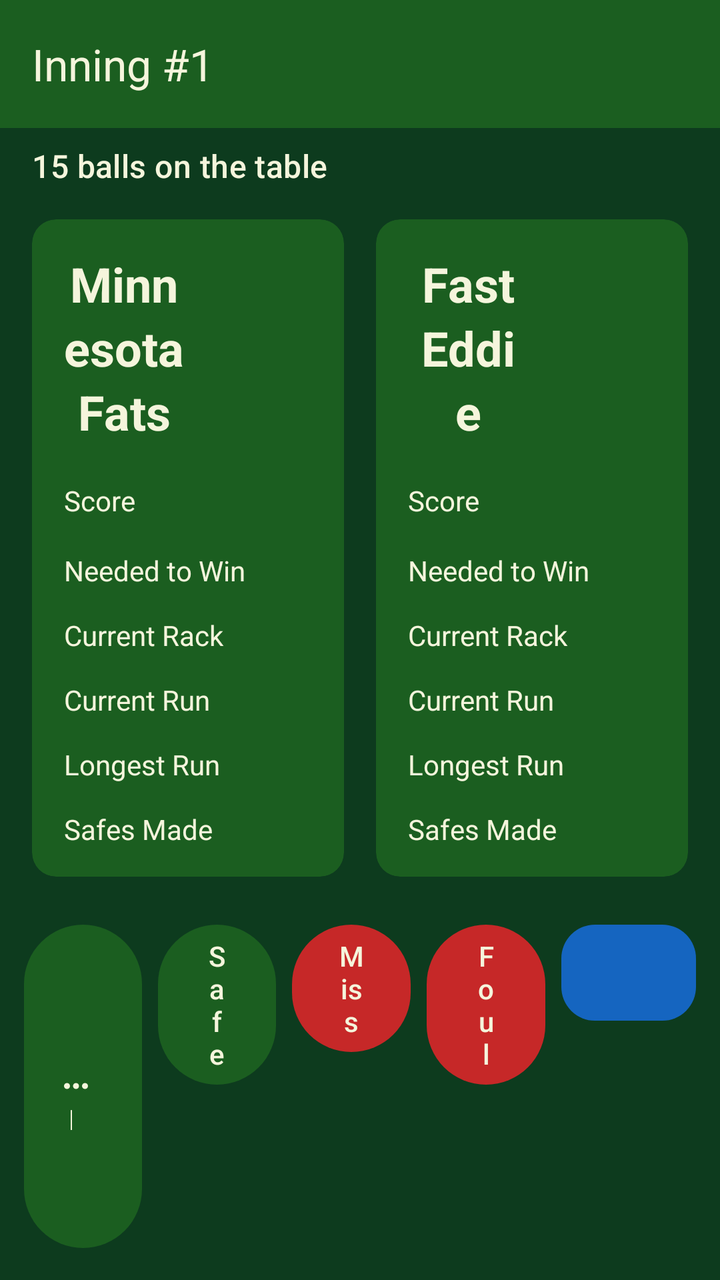
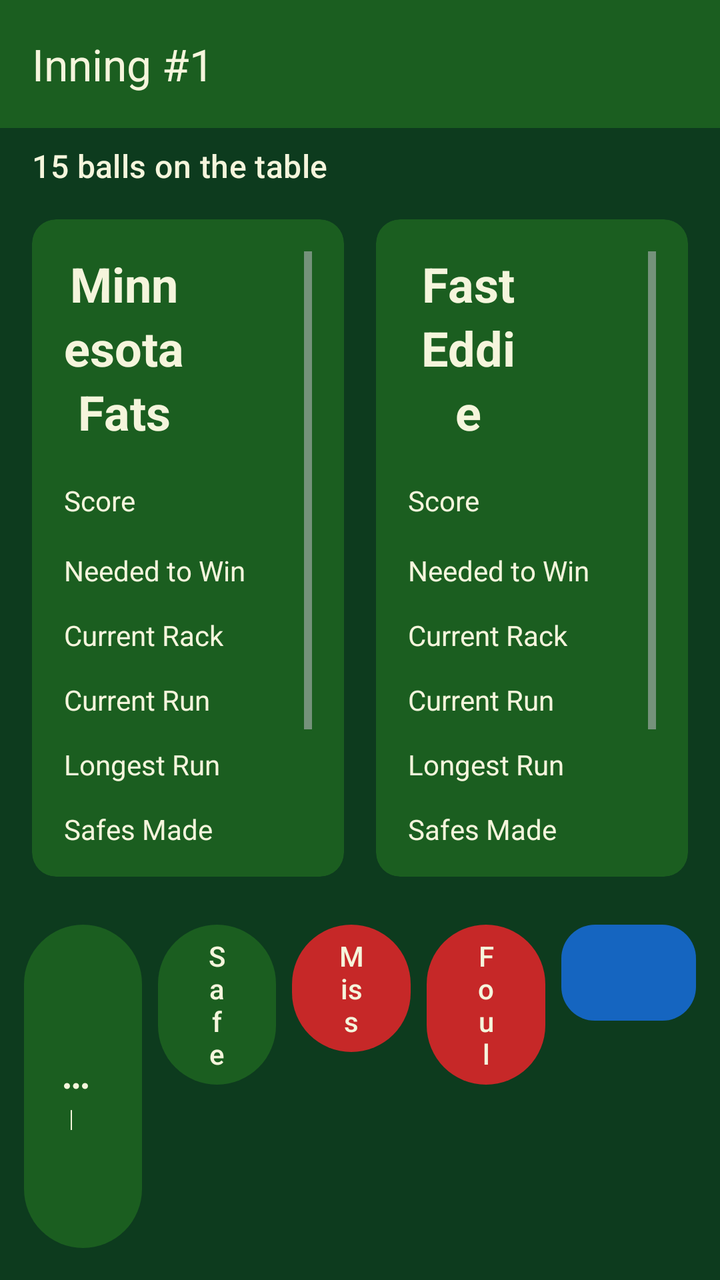

An Android layout rendered at two revisions. The XML below is the earlier revision; the diff shows what the commit changed to produce the second picture.
<!-- AndroidManifest.xml: application theme Theme.PoolScorekeeper -->
<!-- res/layout/activity_score_straight_pool.xml -->
<?xml version="1.0" encoding="utf-8"?>
<LinearLayout xmlns:android="http://schemas.android.com/apk/res/android"
    xmlns:app="http://schemas.android.com/apk/res-auto"
    android:id="@+id/scoreRoot"
    android:layout_width="match_parent"
    android:layout_height="match_parent"
    android:background="@color/felt_dark"
    android:orientation="vertical">

    <com.google.android.material.appbar.MaterialToolbar
        android:id="@+id/scoreToolbar"
        android:layout_width="match_parent"
        android:layout_height="wrap_content"
        android:background="@color/felt_green"
        android:minHeight="?attr/actionBarSize"
        app:title="@string/default_inning_text"
        app:titleTextColor="@color/ivory" />

    <LinearLayout
        android:layout_width="match_parent"
        android:layout_height="wrap_content"
        android:gravity="center_vertical"
        android:orientation="horizontal"
        android:paddingStart="16dp"
        android:paddingEnd="16dp"
        android:paddingTop="8dp"
        android:paddingBottom="8dp">

        <TextView
            android:id="@+id/ballsOnTheTable"
            android:layout_width="match_parent"
            android:layout_height="wrap_content"
            android:text="@string/default_balls_left_on_the_table"
            android:textAppearance="@style/TextAppearance.Material3.TitleMedium"
            android:textColor="@color/ivory" />
    </LinearLayout>

    <LinearLayout
        android:layout_width="match_parent"
        android:layout_height="0dp"
        android:layout_weight="1"
        android:orientation="horizontal"
        android:paddingStart="8dp"
        android:paddingEnd="8dp">

        <com.google.android.material.card.MaterialCardView
            android:id="@+id/player1Card"
            android:layout_width="0dp"
            android:layout_height="match_parent"
            android:layout_margin="8dp"
            android:layout_weight="1"
            app:cardBackgroundColor="@color/inactive_player"
            app:cardCornerRadius="12dp"
            app:contentPadding="16dp"
            app:strokeColor="@color/active_player"
            app:strokeWidth="0dp">

            <TableLayout
                android:layout_width="match_parent"
                android:layout_height="match_parent"
                android:stretchColumns="1">

                <TableRow>
                    <TextView
                        android:id="@+id/player1Name"
                        android:layout_width="0dp"
                        android:layout_weight="1"
                        android:gravity="center"
                        android:text="@string/default_player1Name"
                        android:textAppearance="@style/TextAppearance.Material3.HeadlineSmall"
                        android:textColor="@color/ivory"
                        android:textStyle="bold" />

                    <TextView
                        android:id="@+id/player1TurnClock"
                        android:gravity="end|center_vertical"
                        android:minWidth="64dp"
                        android:paddingStart="8dp"
                        android:textAppearance="@style/TextAppearance.Material3.TitleMedium"
                        android:textColor="@color/ivory" />
                </TableRow>

                <TableRow>
                    <TextView
                        style="@style/Widget.Pool.StatLabel"
                        android:text="@string/game_total" />
                    <TextView
                        android:id="@+id/player1Score"
                        style="@style/Widget.Pool.StatValue"
                        android:text="0"
                        android:textSize="28sp" />
                </TableRow>

                <TableRow>
                    <TextView
                        style="@style/Widget.Pool.StatLabel"
                        android:text="@string/points_needed" />
                    <TextView
                        android:id="@+id/player1PointsToWin"
                        style="@style/Widget.Pool.StatValue"
                        android:text="50" />
                </TableRow>

                <TableRow>
                    <TextView
                        style="@style/Widget.Pool.StatLabel"
                        android:text="@string/current_rack_total" />
                    <TextView
                        android:id="@+id/player1BallsThisRack"
                        style="@style/Widget.Pool.StatValue"
                        android:text="0" />
                </TableRow>

                <TableRow>
                    <TextView
                        style="@style/Widget.Pool.StatLabel"
                        android:text="@string/current_run" />
                    <TextView
                        android:id="@+id/player1CurrentRun"
                        style="@style/Widget.Pool.StatValue"
                        android:text="0" />
                </TableRow>

                <TableRow>
                    <TextView
                        style="@style/Widget.Pool.StatLabel"
                        android:text="@string/longest_run" />
                    <TextView
                        android:id="@+id/player1LongestRun"
                        style="@style/Widget.Pool.StatValue"
                        android:text="0" />
                </TableRow>

                <TableRow>
                    <TextView
                        style="@style/Widget.Pool.StatLabel"
                        android:text="@string/safes_made" />
                    <TextView
                        android:id="@+id/player1SafesMade"
                        style="@style/Widget.Pool.StatValue"
                        android:text="0" />
                </TableRow>

                <TableRow>
                    <TextView
                        style="@style/Widget.Pool.StatLabel"
                        android:text="@string/consecutive_fouls" />
                    <TextView
                        android:id="@+id/player1ConsecutiveFouls"
                        style="@style/Widget.Pool.StatValue"
                        android:text="0" />
                </TableRow>

                <TableRow>
                    <TextView
                        style="@style/Widget.Pool.StatLabel"
                        android:text="@string/total_fouls" />
                    <TextView
                        android:id="@+id/player1TotalFouls"
                        style="@style/Widget.Pool.StatValue"
                        android:text="0" />
                </TableRow>
            </TableLayout>
        </com.google.android.material.card.MaterialCardView>

        <com.google.android.material.card.MaterialCardView
            android:id="@+id/player2Card"
            android:layout_width="0dp"
            android:layout_height="match_parent"
            android:layout_margin="8dp"
            android:layout_weight="1"
            app:cardBackgroundColor="@color/inactive_player"
            app:cardCornerRadius="12dp"
            app:contentPadding="16dp"
            app:strokeColor="@color/active_player"
            app:strokeWidth="0dp">

            <TableLayout
                android:layout_width="match_parent"
                android:layout_height="match_parent"
                android:stretchColumns="1">

                <TableRow>
                    <TextView
                        android:id="@+id/player2Name"
                        android:layout_width="0dp"
                        android:layout_weight="1"
                        android:gravity="center"
                        android:text="@string/default_player2Name"
                        android:textAppearance="@style/TextAppearance.Material3.HeadlineSmall"
                        android:textColor="@color/ivory"
                        android:textStyle="bold" />

                    <TextView
                        android:id="@+id/player2TurnClock"
                        android:gravity="end|center_vertical"
                        android:minWidth="64dp"
                        android:paddingStart="8dp"
                        android:textAppearance="@style/TextAppearance.Material3.TitleMedium"
                        android:textColor="@color/ivory" />
                </TableRow>

                <TableRow>
                    <TextView
                        style="@style/Widget.Pool.StatLabel"
                        android:text="@string/game_total" />
                    <TextView
                        android:id="@+id/player2Score"
                        style="@style/Widget.Pool.StatValue"
                        android:text="0"
                        android:textSize="28sp" />
                </TableRow>

                <TableRow>
                    <TextView
                        style="@style/Widget.Pool.StatLabel"
                        android:text="@string/points_needed" />
                    <TextView
                        android:id="@+id/player2PointsToWin"
                        style="@style/Widget.Pool.StatValue"
                        android:text="50" />
                </TableRow>

                <TableRow>
                    <TextView
                        style="@style/Widget.Pool.StatLabel"
                        android:text="@string/current_rack_total" />
                    <TextView
                        android:id="@+id/player2BallsThisRack"
                        style="@style/Widget.Pool.StatValue"
                        android:text="0" />
                </TableRow>

                <TableRow>
                    <TextView
                        style="@style/Widget.Pool.StatLabel"
                        android:text="@string/current_run" />
                    <TextView
                        android:id="@+id/player2CurrentRun"
                        style="@style/Widget.Pool.StatValue"
                        android:text="0" />
                </TableRow>

                <TableRow>
                    <TextView
                        style="@style/Widget.Pool.StatLabel"
                        android:text="@string/longest_run" />
                    <TextView
                        android:id="@+id/player2LongestRun"
                        style="@style/Widget.Pool.StatValue"
                        android:text="0" />
                </TableRow>

                <TableRow>
                    <TextView
                        style="@style/Widget.Pool.StatLabel"
                        android:text="@string/safes_made" />
                    <TextView
                        android:id="@+id/player2SafesMade"
                        style="@style/Widget.Pool.StatValue"
                        android:text="0" />
                </TableRow>

                <TableRow>
                    <TextView
                        style="@style/Widget.Pool.StatLabel"
                        android:text="@string/consecutive_fouls" />
                    <TextView
                        android:id="@+id/player2ConsecutiveFouls"
                        style="@style/Widget.Pool.StatValue"
                        android:text="0" />
                </TableRow>

                <TableRow>
                    <TextView
                        style="@style/Widget.Pool.StatLabel"
                        android:text="@string/total_fouls" />
                    <TextView
                        android:id="@+id/player2TotalFouls"
                        style="@style/Widget.Pool.StatValue"
                        android:text="0" />
                </TableRow>
            </TableLayout>
        </com.google.android.material.card.MaterialCardView>
    </LinearLayout>

    <TextView
        android:id="@+id/shotMadeHint"
        android:layout_width="wrap_content"
        android:layout_height="wrap_content"
        android:layout_gravity="start"
        android:layout_marginStart="12dp"
        android:layout_marginEnd="16dp"
        android:maxWidth="320dp"
        android:background="@drawable/hint_bubble"
        android:elevation="6dp"
        android:paddingStart="12dp"
        android:paddingTop="12dp"
        android:paddingEnd="12dp"
        android:paddingBottom="20dp"
        android:text="@string/shot_made_long_press_hint"
        android:textAppearance="@style/TextAppearance.Material3.BodyMedium"
        android:textColor="@color/felt_dark"
        android:visibility="gone" />

    <LinearLayout
        android:layout_width="match_parent"
        android:layout_height="wrap_content"
        android:orientation="horizontal"
        android:padding="8dp">

        <LinearLayout
            android:id="@+id/playingActions"
            android:layout_width="0dp"
            android:layout_height="wrap_content"
            android:layout_weight="4"
            android:orientation="horizontal">

            <com.google.android.material.button.MaterialButton
                android:id="@+id/shotMadeButton"
                style="@style/Widget.Pool.ActionButton"
                android:contentDescription="@string/shot_made_accessibility"
                android:onClick="shotMadeButtonClicked"
                android:text="@string/shot_made"
                app:icon="@drawable/ic_more_horiz"
                app:iconGravity="end"
                app:iconPadding="4dp"
                app:iconSize="18dp"
                app:iconTint="@color/ivory" />

            <com.google.android.material.button.MaterialButton
                android:id="@+id/safeMadeButton"
                style="@style/Widget.Pool.ActionButton"
                android:onClick="safeMadeButtonClicked"
                android:text="@string/safe_made" />

            <com.google.android.material.button.MaterialButton
                android:id="@+id/missedShotButton"
                style="@style/Widget.Pool.DangerButton"
                android:onClick="missedShotButtonClicked"
                android:text="@string/missed_shot" />

            <com.google.android.material.button.MaterialButton
                android:id="@+id/foulButton"
                style="@style/Widget.Pool.DangerButton"
                android:onClick="foulButtonClicked"
                android:text="@string/foul" />
        </LinearLayout>

        <LinearLayout
            android:id="@+id/gameOverActions"
            android:layout_width="0dp"
            android:layout_height="wrap_content"
            android:layout_weight="4"
            android:orientation="horizontal"
            android:visibility="gone">

            <com.google.android.material.button.MaterialButton
                android:id="@+id/newGameButton"
                style="@style/Widget.Pool.ActionButton"
                android:onClick="newGameButtonClicked"
                android:text="@string/new_game" />

            <com.google.android.material.button.MaterialButton
                android:id="@+id/gameSummaryButton"
                style="@style/Widget.Pool.ActionButton"
                android:onClick="gameSummaryButtonClicked"
                android:text="@string/game_summary" />
        </LinearLayout>

        <LinearLayout
            android:layout_width="0dp"
            android:layout_height="wrap_content"
            android:layout_margin="4dp"
            android:layout_weight="1"
            android:minHeight="56dp"
            android:orientation="horizontal">

            <com.google.android.material.button.MaterialButton
                android:id="@+id/undoButton"
                style="@style/Widget.Pool.SplitButton.Left"
                android:layout_marginEnd="1dp"
                android:contentDescription="@string/undo"
                android:enabled="false"
                android:onClick="undoButtonClicked"
                android:text="@string/undo_symbol" />

            <com.google.android.material.button.MaterialButton
                android:id="@+id/redoButton"
                style="@style/Widget.Pool.SplitButton.Right"
                android:contentDescription="@string/redo"
                android:enabled="false"
                android:onClick="redoButtonClicked"
                android:text="@string/redo_symbol" />
        </LinearLayout>
    </LinearLayout>

</LinearLayout>
<!-- resources referenced by this layout -->
<resources>
  <color name="active_player">#FFC107</color>
  <color name="felt_dark">#0D3B1E</color>
  <color name="felt_green">#1B5E20</color>
  <color name="inactive_player">#1B5E20</color>
  <color name="ivory">#F5F5DC</color>
  <string name="consecutive_fouls">Consecutive Fouls</string>
  <string name="current_rack_total">Current Rack</string>
  <string name="current_run">Current Run</string>
  <string name="default_balls_left_on_the_table">15 balls on the table</string>
  <string name="default_inning_text">Inning #1</string>
  <string name="default_player1Name">Minnesota Fats</string>
  <string name="default_player2Name">Fast Eddie</string>
  <string name="foul">Foul</string>
  <string name="game_summary">Game Summary</string>
  <string name="game_total">Score</string>
  <string name="longest_run">Longest Run</string>
  <string name="missed_shot">Miss</string>
  <string name="new_game">New Game</string>
  <string name="points_needed">Needed to Win</string>
  <string name="redo">Redo</string>
  <string name="redo_symbol">&gt;</string>
  <string name="safe_made">Safe</string>
  <string name="safes_made">Safes Made</string>
  <string name="shot_made">Shot Made</string>
  <string name="shot_made_accessibility">Shot Made. Long-press to enter several balls on one shot</string>
  <string name="shot_made_long_press_hint">Long-press Shot Made to enter several balls on one shot</string>
  <string name="total_fouls">Total Fouls</string>
  <string name="undo">Undo</string>
  <string name="undo_symbol">&lt;</string>
  <style name="Widget.Pool.ActionButton" parent="Widget.Material3.Button">
          <item name="android:layout_width">0dp</item>
          <item name="android:layout_height">wrap_content</item>
          <item name="android:layout_weight">1</item>
          <item name="android:minHeight">56dp</item>
          <item name="android:layout_margin">4dp</item>
          <item name="android:textAllCaps">false</item>
      </style>
  <style name="Widget.Pool.DangerButton" parent="Widget.Pool.ActionButton">
          <item name="backgroundTint">@color/miss_button</item>
          <item name="android:textColor">@color/ivory</item>
      </style>
  <style name="Widget.Pool.SplitButton.Left">
          <item name="shapeAppearanceOverlay">@style/ShapeAppearance.Pool.SplitLeft</item>
      </style>
  <style name="Widget.Pool.SplitButton.Right">
          <item name="shapeAppearanceOverlay">@style/ShapeAppearance.Pool.SplitRight</item>
      </style>
  <style name="Widget.Pool.StatLabel" parent="android:Widget.TextView">
          <item name="android:layout_width">wrap_content</item>
          <item name="android:layout_height">wrap_content</item>
          <item name="android:textColor">@color/ivory</item>
          <item name="android:textSize">14sp</item>
          <item name="android:paddingTop">4dp</item>
          <item name="android:paddingBottom">4dp</item>
      </style>
  <color name="miss_button">#C62828</color>
  <style name="ShapeAppearance.Pool.SplitLeft" parent="ShapeAppearance.M3.Sys.Shape.Corner.Full">
          <item name="cornerFamily">rounded</item>
          <item name="cornerSizeTopLeft">50%</item>
          <item name="cornerSizeBottomLeft">50%</item>
          <item name="cornerSizeTopRight">0dp</item>
          <item name="cornerSizeBottomRight">0dp</item>
      </style>
  <style name="ShapeAppearance.Pool.SplitRight" parent="ShapeAppearance.M3.Sys.Shape.Corner.Full">
          <item name="cornerFamily">rounded</item>
          <item name="cornerSizeTopLeft">0dp</item>
          <item name="cornerSizeBottomLeft">0dp</item>
          <item name="cornerSizeTopRight">50%</item>
          <item name="cornerSizeBottomRight">50%</item>
      </style>
  <!-- unchanged entries left out for length: 4 -->
</resources>

<!-- the commit's change to res/layout/activity_score_straight_pool.xml (unified diff, before → after) -->
@@ -55,9 +55,17 @@
             app:strokeColor="@color/active_player"
             app:strokeWidth="0dp">
 
+            <ScrollView
+                android:id="@+id/player1Scroll"
+                android:layout_width="match_parent"
+                android:layout_height="match_parent"
+                android:fillViewport="true"
+                android:overScrollMode="ifContentScrolls"
+                android:scrollbars="vertical">
+
             <TableLayout
                 android:layout_width="match_parent"
-                android:layout_height="match_parent"
+                android:layout_height="wrap_content"
                 android:stretchColumns="1">
 
                 <TableRow>
@@ -161,6 +169,7 @@
                         android:text="0" />
                 </TableRow>
             </TableLayout>
+            </ScrollView>
         </com.google.android.material.card.MaterialCardView>
 
         <com.google.android.material.card.MaterialCardView
@@ -175,9 +184,17 @@
             app:strokeColor="@color/active_player"
             app:strokeWidth="0dp">
 
+            <ScrollView
+                android:id="@+id/player2Scroll"
+                android:layout_width="match_parent"
+                android:layout_height="match_parent"
+                android:fillViewport="true"
+                android:overScrollMode="ifContentScrolls"
+                android:scrollbars="vertical">
+
             <TableLayout
                 android:layout_width="match_parent"
-                android:layout_height="match_parent"
+                android:layout_height="wrap_content"
                 android:stretchColumns="1">
 
                 <TableRow>
@@ -281,6 +298,7 @@
                         android:text="0" />
                 </TableRow>
             </TableLayout>
+            </ScrollView>
         </com.google.android.material.card.MaterialCardView>
     </LinearLayout>
 
